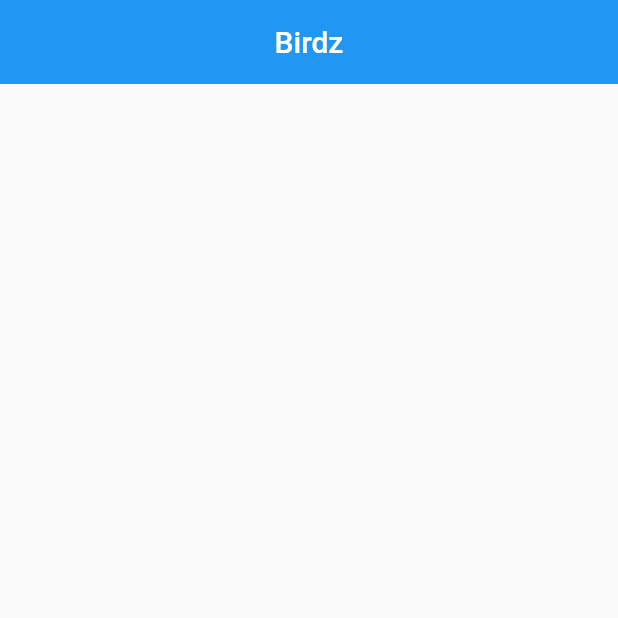
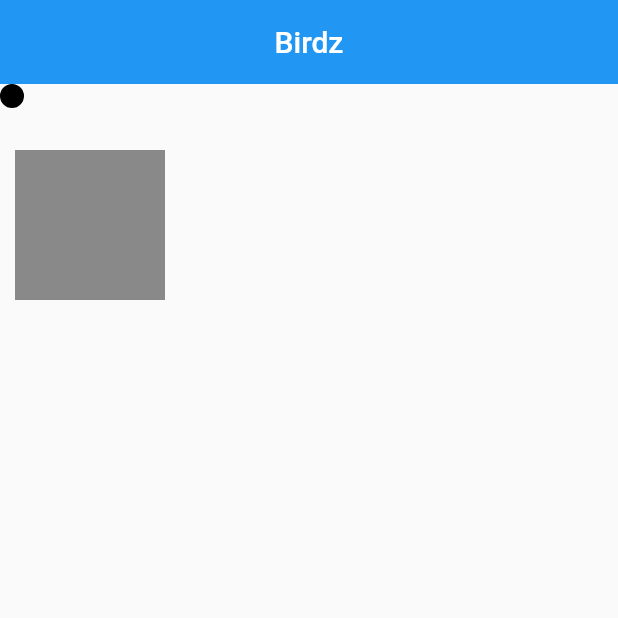
Before and after one commit to thlorenz/birdz, a Flutter app: the screen it shows after launch, on a phone screen of 412 x 824 dp, the top half of it. Run offline on Flutter 3.47's test engine with Material 2 defaults, Android fonts, the phone set to English and light mode, and no system bars.

```diff
--- /dev/null
+++ b/lib/bird.dart
@@ -0,0 +1,28 @@
+import 'dart:ui' show Canvas, Image, Paint, Size;
+
+import 'package:flutter/material.dart' show Colors, Size, required;
+import 'package:flutter/rendering.dart';
+
+final _birdPaint = Paint()
+  ..style = PaintingStyle.fill
+  ..color = Colors.black45;
+
+class Bird {
+  final Image image;
+
+  Bird({@required this.image});
+
+  resize(Size size) {
+  }
+
+  update(double ts) {}
+
+  render(Canvas canvas) {
+    // TODO: figure out how to position canvas below title
+    // canvas.drawImage(image, Offset.zero, Paint());
+    canvas.drawRect(Rect.fromLTWH(10, 100, 100, 100), _birdPaint);
+  }
+
+  onAttach() {}
+  onDetach() {}
+}
--- a/lib/main.dart
+++ b/lib/main.dart
@@ -1,10 +1,17 @@
+import 'package:birdz/bird.dart';
+import 'package:birdz/widgets/bird_widget.dart';
 import 'package:flutter/material.dart';
 
 void main() {
-  runApp(MyApp());
+  final birdImage = Image.asset('assets/image/bird.jpg');
+  runApp(MyApp(birdImage: birdImage));
 }
 
 class MyApp extends StatelessWidget {
+  final Image birdImage;
+
+  const MyApp({@required this.birdImage}) : super();
+
   // This widget is the root of your application.
   @override
   Widget build(BuildContext context) {
@@ -20,29 +27,28 @@ class MyApp extends StatelessWidget {
 }
 
 class MyHomePage extends StatefulWidget {
-  MyHomePage({Key key, this.widgetTitle}) : super(key: key);
-
+  final Image birdImage;
   final String widgetTitle;
 
-  @override
-  _MyHomePageState createState() => _MyHomePageState();
+  MyHomePage({@required this.widgetTitle, @required this.birdImage}) : super();
+
+  // TODO: convert Image to ui.Image somehow
+  _MyHomePageState createState() => _MyHomePageState(Bird());
 }
 
 class _MyHomePageState extends State<MyHomePage> {
+  final Bird bird;
+
+  _MyHomePageState(this.bird);
+
   @override
   Widget build(BuildContext context) {
     return Scaffold(
-      appBar: AppBar(
-        elevation: 0.0,
-        centerTitle: true,
-
-        title: Text(widget.widgetTitle),
-      ),
-      body: Column(
-        mainAxisAlignment: MainAxisAlignment.start,
-        children: <Widget>[
-        ],
-      )
-    );
+        appBar: AppBar(
+          elevation: 0.0,
+          centerTitle: true,
+          title: Text(widget.widgetTitle),
+        ),
+        body: SafeArea(child: BirdWidget(bird)));
   }
 }
--- /dev/null
+++ b/lib/widgets/bird_widget.dart
@@ -0,0 +1,124 @@
+import 'package:birdz/bird.dart';
+import 'package:flutter/material.dart'
+    show
+        BuildContext,
+        Colors,
+        Container,
+        LeafRenderObjectWidget,
+        PaintingContext,
+        RenderBox,
+        StatelessWidget,
+        Widget,
+        WidgetsBinding,
+        WidgetsBindingObserver;
+import 'package:flutter/rendering.dart';
+import 'package:flutter/scheduler.dart';
+
+class BirdWidget extends StatelessWidget {
+  final Bird bird;
+  final Color background;
+
+  const BirdWidget(this.bird, {this.background = Colors.transparent});
+
+  Widget build(BuildContext context) {
+    return Container(
+      color: background,
+      child: Container(
+        decoration: BoxDecoration(
+          color: const Color(0xff7c94b6),
+          border: Border.all(
+            color: Colors.black,
+            width: 8,
+          ),
+          borderRadius: BorderRadius.circular(12),
+        ),
+        child: _EmbeddedBirdWidget(bird),
+      ),
+    );
+  }
+}
+
+class _EmbeddedBirdWidget extends LeafRenderObjectWidget {
+  final Bird bird;
+  final Size size;
+
+  const _EmbeddedBirdWidget(this.bird, {this.size});
+
+  RenderBox createRenderObject(BuildContext context) {
+    return RenderConstrainedBox(
+        child: _BirdRenderBox(context, bird),
+        additionalConstraints: BoxConstraints.expand(
+          width: size?.width,
+          height: size?.height,
+        ));
+  }
+
+  void updateRenderObject(
+      BuildContext context, RenderConstrainedBox renderBox) {
+    renderBox
+      ..child = _BirdRenderBox(context, bird)
+      ..additionalConstraints =
+          BoxConstraints.expand(width: size?.width, height: size?.height);
+  }
+}
+
+class _BirdRenderBox extends RenderBox with WidgetsBindingObserver {
+  final BuildContext context;
+  final Bird bird;
+  int _frameCallbackId;
+
+  _BirdRenderBox(this.context, this.bird);
+
+  bool get sizedByParent => true;
+
+  void performResize() {
+    super.performResize();
+    bird.resize(constraints.smallest);
+  }
+
+  void attach(PipelineOwner owner) {
+    super.attach(owner);
+    _scheduleTick();
+    _bindLifecycleListener();
+  }
+
+  void detach() {
+    super.detach();
+    bird.onDetach();
+    _unscheduleTick();
+    _unbindLifecycleListener();
+  }
+
+  void paint(PaintingContext context, Offset offset) {
+    context.canvas.save();
+    bird.render(context.canvas);
+    context.canvas.restore();
+  }
+
+  void _scheduleTick() {
+    _frameCallbackId = SchedulerBinding.instance.scheduleFrameCallback(_tick);
+  }
+
+  void _tick(Duration ts) {
+    if (!attached) return;
+    _scheduleTick();
+    _update(ts.inMicroseconds / Duration.microsecondsPerMillisecond);
+    markNeedsPaint();
+  }
+
+  void _update(double ts) {
+    bird.update(ts);
+  }
+
+  void _unscheduleTick() {
+    SchedulerBinding.instance.cancelFrameCallbackWithId(_frameCallbackId);
+  }
+
+  void _bindLifecycleListener() {
+    WidgetsBinding.instance.addObserver(this);
+  }
+
+  void _unbindLifecycleListener() {
+    WidgetsBinding.instance.removeObserver(this);
+  }
+}
```
